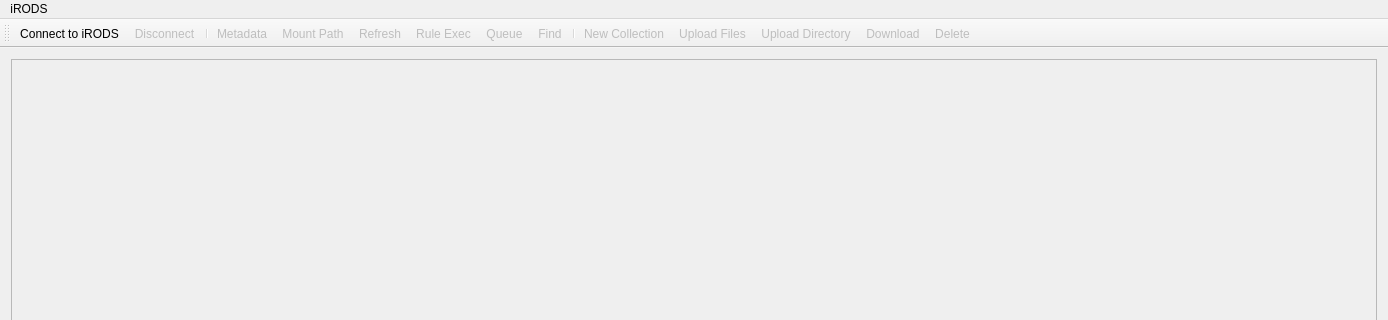
This is src/rodsmainwindow.ui in ilarik/kanki-irodsclient as Qt 5 draws it before an edit; both pictures show x 0 to 1388 and y 0 to 320 of the 1388 by 768 pixel window. The edited form follows.
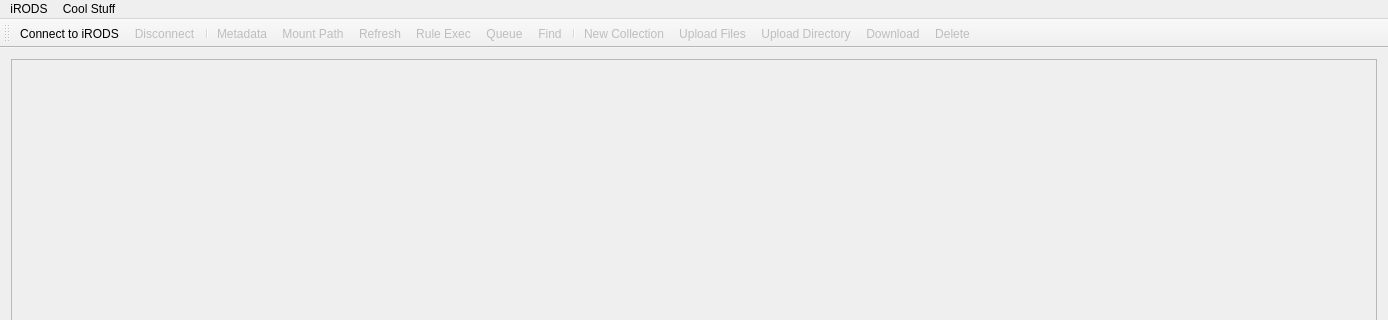
This is the edited form. Icons and pictures are not drawn.

Commit message: object relations ui displaying a graph

Diff of the .ui file:
```diff
--- a/src/rodsmainwindow.ui
+++ b/src/rodsmainwindow.ui
@@ -293,7 +293,14 @@
     <addaction name="separator"/>
     <addaction name="actionAbout"/>
    </widget>
+   <widget class="QMenu" name="menuCool_Stuff">
+    <property name="title">
+     <string>Cool Stuff</string>
+    </property>
+    <addaction name="actionVisualize"/>
+   </widget>
    <addaction name="menuIRODS"/>
+   <addaction name="menuCool_Stuff"/>
   </widget>
   <widget class="QToolBar" name="mainToolBar">
    <property name="enabled">
```
Left out of the diff: 8 changed lines with no effect on the pictures. The commit also changes 6 other files.
